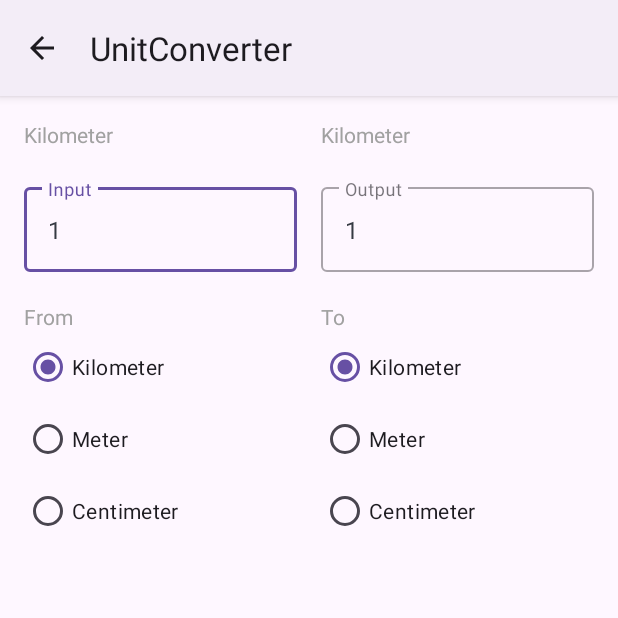
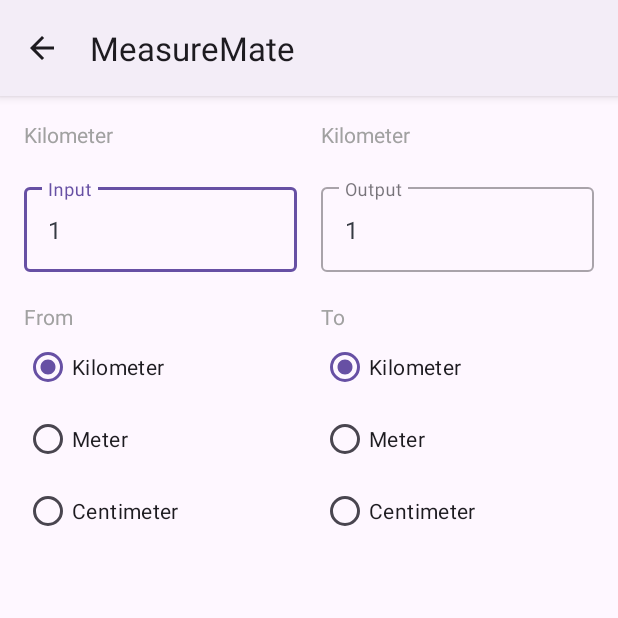
Before and after one commit to ArqamQazi/UnitConverter, an Android app: the screen it shows after launch (Length), after a tap on "Length", on a phone screen of 412 x 824 dp, the top half of it. Run offline under Robolectric (Android 15) with nearby library versions, the phone set to English and light mode, and no system bars.

```diff
--- a/app/src/main/java/com/example/unitconverter2/MainActivity.java
+++ b/app/src/main/java/com/example/unitconverter2/MainActivity.java
@@ -21,6 +21,8 @@ public class MainActivity extends AppCompatActivity {
     protected void onCreate(Bundle savedInstanceState) {
         super.onCreate(savedInstanceState);
         setContentView(R.layout.activity_main);
+
+        getSupportActionBar().setTitle("MeasureMate");
 
         b1 = findViewById(R.id.Length);
         b1.setOnClickListener(new View.OnClickListener() {
--- a/app/src/main/java/com/example/unitconverter2/common/Length.java
+++ b/app/src/main/java/com/example/unitconverter2/common/Length.java
@@ -13,6 +13,7 @@ import com.example.unitconverter2.R;
 import java.text.DecimalFormat;
 
 public class Length extends AppCompatActivity {
+
 
     // RadioButtons for input and output units to set default option
     private RadioButton ikm;
@@ -35,7 +36,7 @@ public class Length extends AppCompatActivity {
         super.onCreate(savedInstanceState);
         setContentView(R.layout.activity_length);
 
-
+        getSupportActionBar().setTitle("MeasureMate");
 
         initializeUIElements();
 
--- a/app/src/main/java/com/example/unitconverter2/common/Temperature.java
+++ b/app/src/main/java/com/example/unitconverter2/common/Temperature.java
@@ -34,7 +34,7 @@ public class Temperature extends AppCompatActivity {
     protected void onCreate(Bundle savedInstanceState) {
         super.onCreate(savedInstanceState);
         setContentView(R.layout.activity_temperature);
-
+        getSupportActionBar().setTitle("MeasureMate");
         initializeUIElements();
 
         setDefaultRadioButtonOptions();
--- a/app/src/main/java/com/example/unitconverter2/common/TimeConverterActivity.java
+++ b/app/src/main/java/com/example/unitconverter2/common/TimeConverterActivity.java
@@ -34,7 +34,7 @@ public class TimeConverterActivity extends AppCompatActivity {
     protected void onCreate(Bundle savedInstanceState) {
         super.onCreate(savedInstanceState);
         setContentView(R.layout.activity_time);
-
+        getSupportActionBar().setTitle("MeasureMate");
         initializeUIElements();
 
         setDefaultRadioButtonOptions();
```
